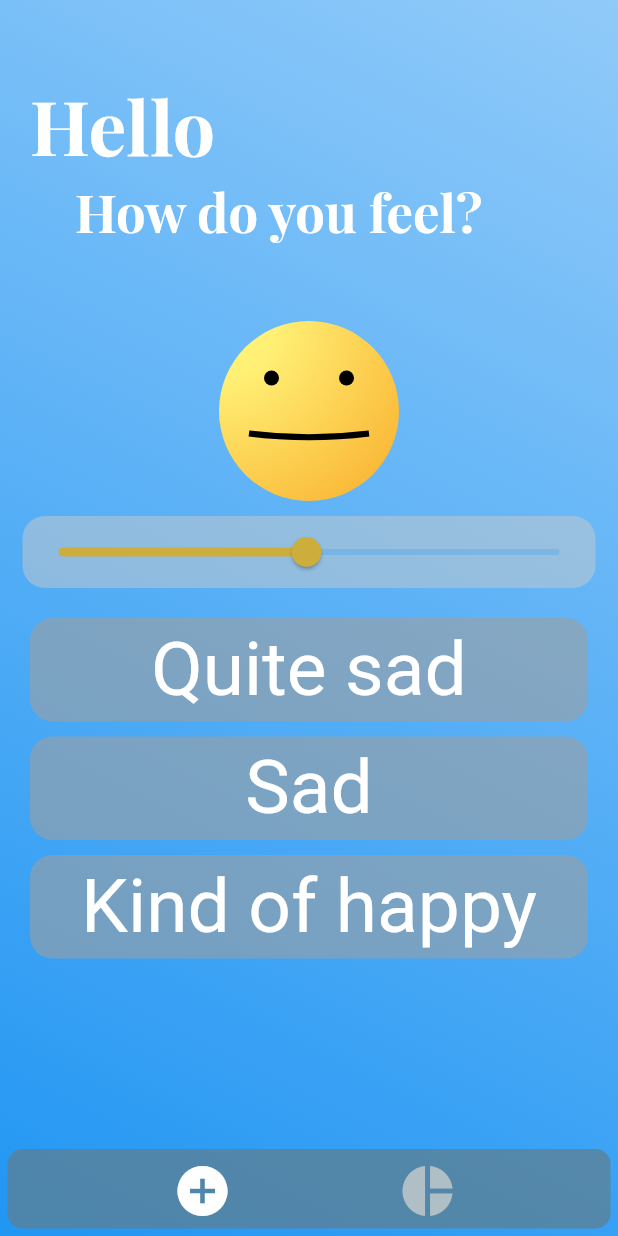
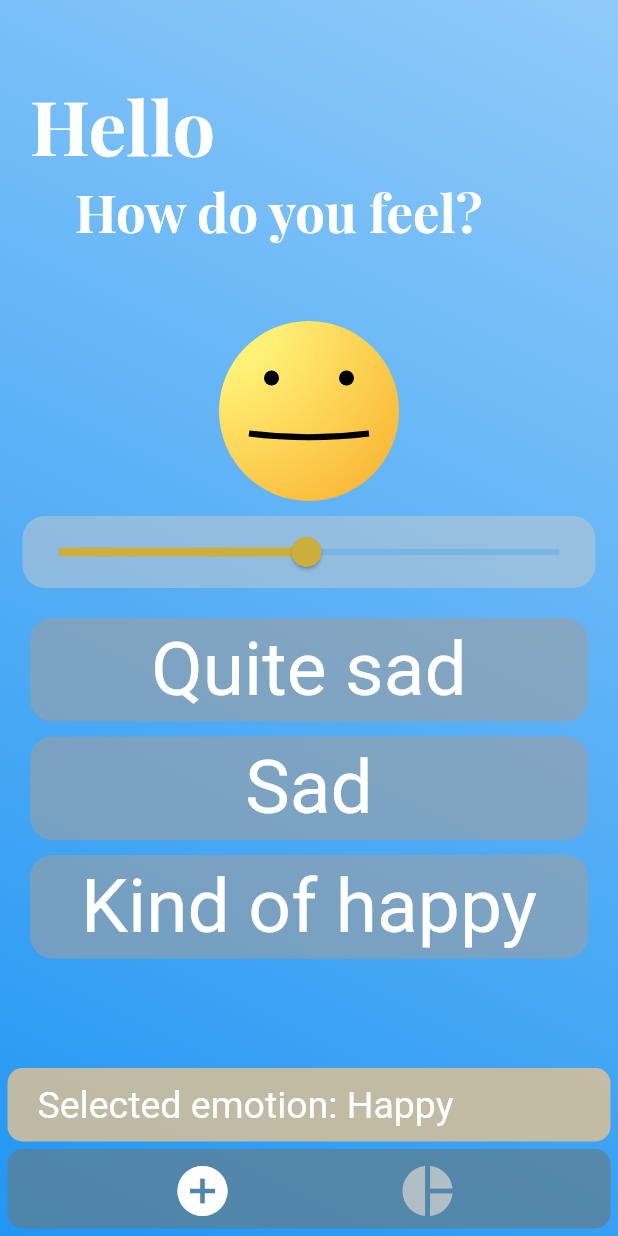
Before and after one commit to rb2750/MyWellbeing, a Flutter app: the Home screen opened directly, on a phone screen of 412 x 824 dp. Run offline on Flutter 3.47's test engine with Material 2 defaults, Android fonts, the phone set to English and light mode, and no system bars; our stand-ins replace shared_preferences; missing offline and left inert: rect_getter; accounts and stored records are empty; project files that could hold a hidden picture were left out.

Commit message:
More work on bottom buttons

```diff
--- a/lib/screens/home.dart
+++ b/lib/screens/home.dart
@@ -128,8 +128,24 @@ class _HomeState extends State<Home> {
                         EmotionList(emotion),
                         Spacer(),
                         Container(
-                            margin: EdgeInsets.only(
-                                bottom: 5, left: 5, right: 5),
+                            margin:
+                                EdgeInsets.only(bottom: 5, left: 5, right: 5),
+                            padding: EdgeInsets.only(bottom: 10, top: 10, left: 20),
+                            decoration: BoxDecoration(
+                                color: backgroundColor.withOpacity(0.8),
+                                borderRadius:
+                                    BorderRadius.all(Radius.circular(10))),
+                            child: Row(
+                              mainAxisAlignment: MainAxisAlignment.start,
+                              children: <Widget>[
+                                Text("Selected emotion: Happy",
+                                    style: TextStyle(
+                                        fontSize: 25, color: Colors.white),)
+                              ],
+                            )),
+                        Container(
+                            margin:
+                                EdgeInsets.only(bottom: 5, left: 5, right: 5),
                             padding: EdgeInsets.only(bottom: 5),
                             decoration: BoxDecoration(
                                 color: Colors.blueGrey.withOpacity(0.7),
```
